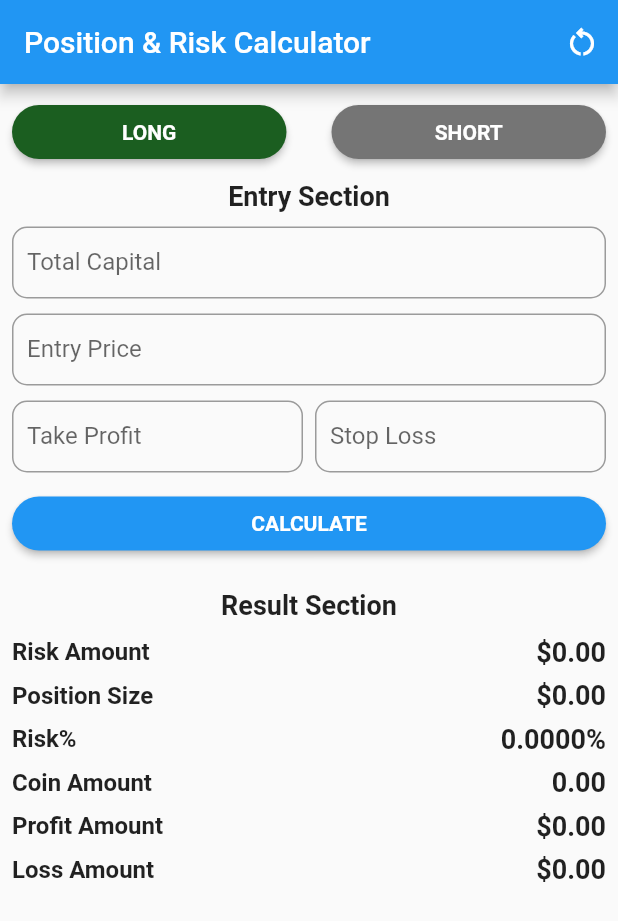
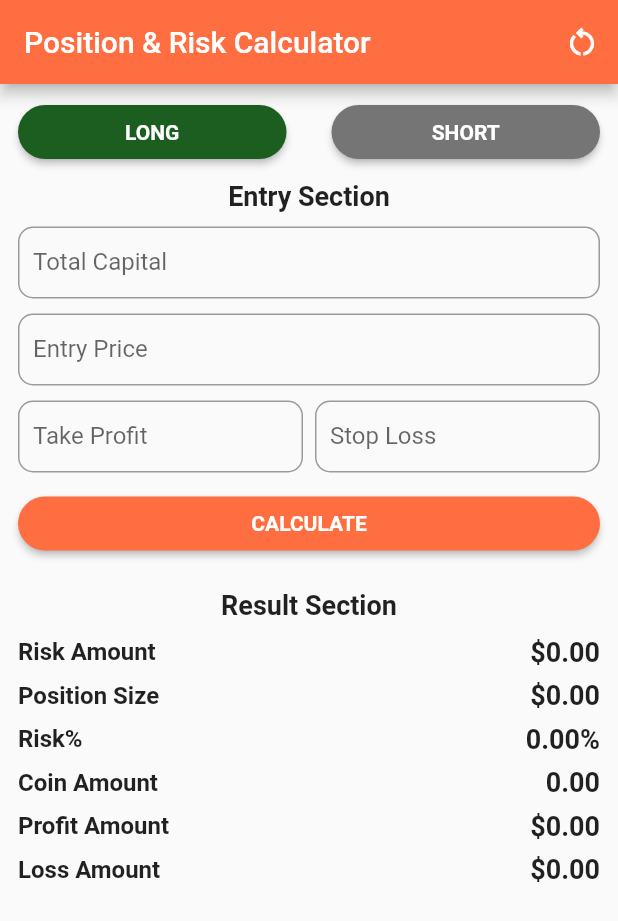
Before and after one commit to amidelu/position-calculator, a Flutter app: the screen it shows after launch, after a tap on "CALCULATE", on a phone screen of 412 x 824 dp. Shown: the top 921 px of the screen. Run offline on Flutter 3.47's test engine with Material 2 defaults, Android fonts, the light colour scheme and no system bars; our stand-ins replace get_storage.

Commit message:
saved data and theme updated

```diff
--- a/lib/dashboard.dart
+++ b/lib/dashboard.dart
@@ -24,6 +24,7 @@ class _DashboardState extends State<Dashboard> {
 
   double _positionSize = 0.0;
   double riskRatio = 0.0;
+  double _showRiskRatio = 0.0;
   double _riskAmount = 0.0;
   double _coinAmount = 0.0;
   double _profitAmount = 0.0;
@@ -36,6 +37,7 @@ class _DashboardState extends State<Dashboard> {
 
       _positionSize = 0.0;
       riskRatio = 0.0;
+      _showRiskRatio = 0.0;
       _riskAmount = 0.0;
       _coinAmount = 0.0;
       _profitAmount = 0.0;
@@ -45,12 +47,14 @@ class _DashboardState extends State<Dashboard> {
 
   _allCalculation() {
     setState(() {
+      _totalCapital = box.read('capital');
       double totalCap = double.parse(_totalCapital!);
       _riskAmount = (totalCap * 1) / 100;
 
       if (_isLongActive) {
         riskRatio = (double.parse(_entryPrice!) - double.parse(_stopLoss!)) /
             double.parse(_entryPrice!);
+        _showRiskRatio = riskRatio * 100;
         _positionSize = _riskAmount / riskRatio;
         _coinAmount = _positionSize / double.parse(_entryPrice!);
         _profitAmount =
@@ -61,6 +65,7 @@ class _DashboardState extends State<Dashboard> {
       } else {
         riskRatio = (double.parse(_stopLoss!) - double.parse(_entryPrice!)) /
             double.parse(_entryPrice!);
+        _showRiskRatio = riskRatio * 100;
         _positionSize = _riskAmount / riskRatio;
         _coinAmount = _positionSize / double.parse(_entryPrice!);
         _profitAmount =
@@ -87,7 +92,8 @@ class _DashboardState extends State<Dashboard> {
       body: SafeArea(
         child: SingleChildScrollView(
           child: Padding(
-            padding: const EdgeInsets.all(8.0),
+            padding:
+                const EdgeInsets.symmetric(horizontal: 12.0, vertical: 8.0),
             child: Column(
               children: [
                 // Top Button
@@ -140,7 +146,6 @@ class _DashboardState extends State<Dashboard> {
                   onChanged: (value) {
                     setState(() {
                       box.write('capital', value);
-                      _totalCapital = value;
                     });
                   },
                 ),
@@ -224,7 +229,7 @@ class _DashboardState extends State<Dashboard> {
                       ),
                       CustomTextRow(
                         title: 'Risk%',
-                        value: '${riskRatio.toStringAsFixed(4)}%',
+                        value: '${_showRiskRatio.toStringAsFixed(2)}%',
                         isDollarShown: false,
                       ),
 
--- a/lib/main.dart
+++ b/lib/main.dart
@@ -17,9 +17,12 @@ class MyApp extends StatelessWidget {
       title: 'Position Calculator',
       debugShowCheckedModeBanner: false,
       theme: ThemeData(
-          brightness: Brightness.light, primaryColor: Colors.deepOrangeAccent),
-      darkTheme:
-          ThemeData(brightness: Brightness.dark, primaryColor: Colors.amber),
+        colorScheme: const ColorScheme.light()
+            .copyWith(primary: Colors.deepOrangeAccent),
+      ),
+      darkTheme: ThemeData(
+        colorScheme: const ColorScheme.dark().copyWith(primary: Colors.amber),
+      ),
       themeMode: ThemeMode.system,
       home: const Dashboard(),
     );
--- a/lib/widgets/custom_button.dart
+++ b/lib/widgets/custom_button.dart
@@ -17,9 +17,12 @@ class CustomButton extends StatelessWidget {
           borderRadius: BorderRadius.circular(40.0),
         ),
       ),
-      child: Text(
-        title ?? '',
-        style: const TextStyle(fontWeight: FontWeight.bold),
+      child: Padding(
+        padding: const EdgeInsets.all(10.0),
+        child: Text(
+          title ?? '',
+          style: const TextStyle(fontWeight: FontWeight.bold),
+        ),
       ),
     );
   }
--- a/pubspec.yaml
+++ b/pubspec.yaml
@@ -4,7 +4,7 @@ description: Cryptocurrency trading risk and position calculator.
 # pub.dev using `flutter pub publish`. This is preferred for private packages.
 publish_to: 'none' # Remove this line if you wish to publish to pub.dev
 
-version: 1.0.0+1
+version: 1.0.2+2
 
 environment:
   sdk: '>=3.0.2 <4.0.0'
```
